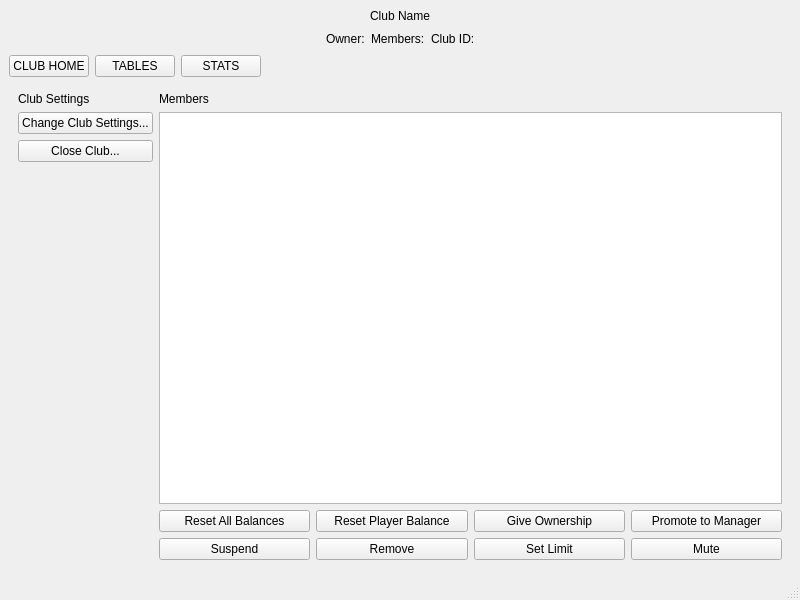
The window that qt-client/client/clublobby.ui (paunovic/chipup-poker) describes before a commit, drawn with Qt 5.
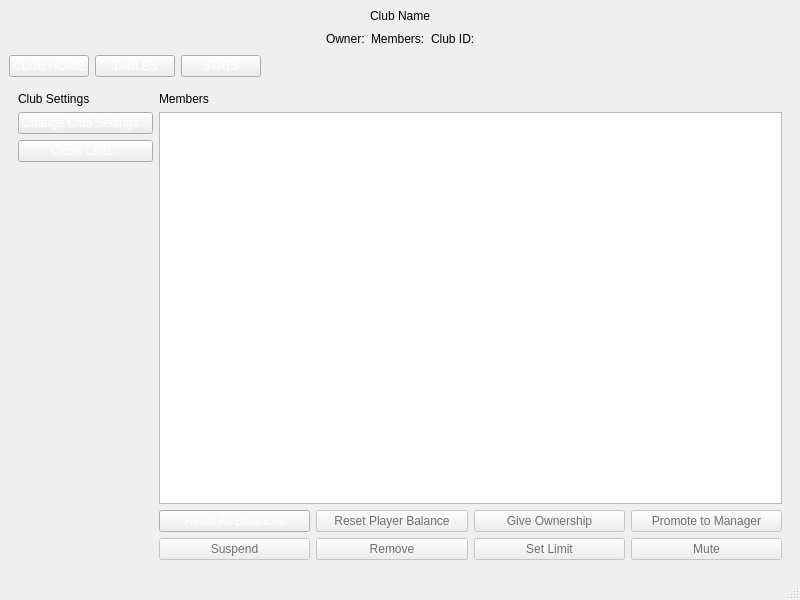
The same window after the commit. Icons and pictures are not drawn.

```diff
--- a/qt-client/client/clublobby.ui
+++ b/qt-client/client/clublobby.ui
@@ -13,6 +13,27 @@
   <property name="windowTitle">
    <string>MainWindow</string>
   </property>
+  <property name="styleSheet">
+   <string notr="true">QPushButton {
+border-image: url(:/resources/button_mainform_normal.png) 0 0 0 0 stretch stretch;
+color: white;
+padding-top: 0.2em;
+padding-bottom: 0.2em;
+padding-left: 0.5em;
+padding-right: 0.5em;
+}
+QPushButton:hover {
+	border-image: url(:/resources/button_mainform_hot.png) 0 0 0 0 stretch stretch;
+}
+QPushButton:pressed {
+	border-image: url(:/resources/button_mainform_pressed.png) 0 0 0 0 stretch stretch;
+}
+QPushButton:disabled {
+	border-image: url(:resources/button_mainform_disabled.png) 0 0 0 0 stretch stretch;
+	color: #6e6e6e;
+}
+</string>
+  </property>
   <widget class="QWidget" name="centralwidget">
    <layout class="QVBoxLayout" name="verticalLayout_3">
     <item>
@@ -175,6 +196,9 @@
            <layout class="QGridLayout" name="gridLayout">
             <item row="0" column="1">
              <widget class="QPushButton" name="btResetPlayerBalance">
+              <property name="enabled">
+               <bool>false</bool>
+              </property>
               <property name="text">
                <string>Reset Player Balance</string>
               </property>
@@ -182,6 +206,9 @@
             </item>
             <item row="0" column="2">
              <widget class="QPushButton" name="btGiveOwnership">
+              <property name="enabled">
+               <bool>false</bool>
+              </property>
               <property name="text">
                <string>Give Ownership</string>
               </property>
@@ -189,6 +216,9 @@
             </item>
             <item row="1" column="0">
              <widget class="QPushButton" name="btSuspend">
+              <property name="enabled">
+               <bool>false</bool>
+              </property>
               <property name="text">
                <string>Suspend</string>
               </property>
@@ -203,6 +233,9 @@
             </item>
             <item row="0" column="3">
              <widget class="QPushButton" name="btPromoteToManager">
+              <property name="enabled">
+               <bool>false</bool>
+              </property>
               <property name="text">
                <string>Promote to Manager</string>
               </property>
@@ -210,6 +243,9 @@
             </item>
             <item row="1" column="1">
              <widget class="QPushButton" name="btRemove">
+              <property name="enabled">
+               <bool>false</bool>
+              </property>
               <property name="text">
                <string>Remove</string>
               </property>
@@ -217,6 +253,9 @@
             </item>
             <item row="1" column="2">
              <widget class="QPushButton" name="btSetLimit">
+              <property name="enabled">
+               <bool>false</bool>
+              </property>
               <property name="text">
                <string>Set Limit</string>
               </property>
@@ -224,6 +263,9 @@
             </item>
             <item row="1" column="3">
              <widget class="QPushButton" name="btMute">
+              <property name="enabled">
+               <bool>false</bool>
+              </property>
               <property name="text">
                <string>Mute</string>
               </property>
```
Left out of the diff: 13 changed lines with no effect on the pictures.
